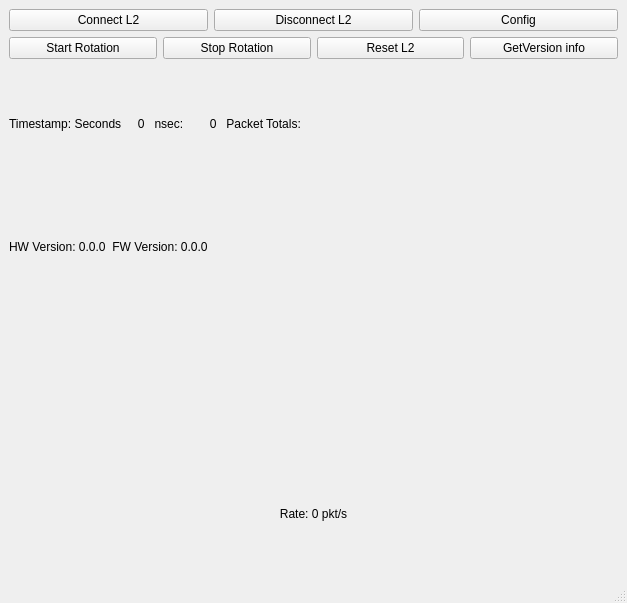
markgol/L2diagnostic, file src/MainWindow.ui: the form before one commit.
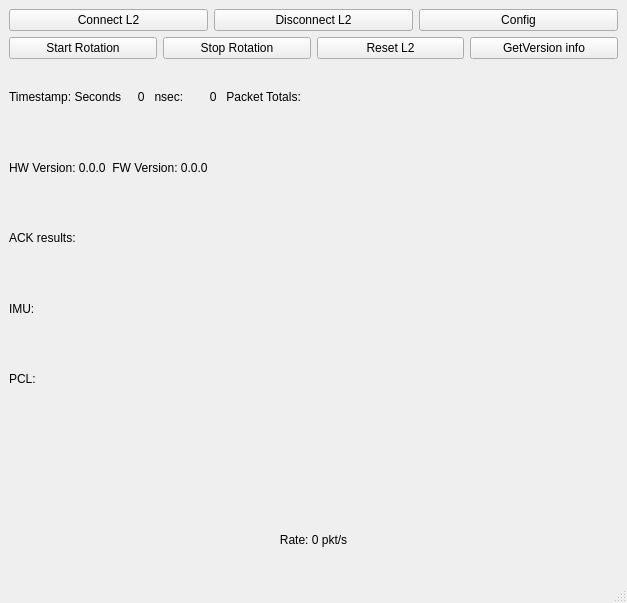
The form after the commit. Custom widgets are drawn as their Qt base class.

Patch:
```diff
--- a/src/MainWindow.ui
+++ b/src/MainWindow.ui
@@ -86,6 +86,27 @@
       </property>
      </widget>
     </item>
+    <item>
+     <widget class="QLabel" name="lblACK">
+      <property name="text">
+       <string>ACK results:</string>
+      </property>
+     </widget>
+    </item>
+    <item>
+     <widget class="QLabel" name="lblIMU">
+      <property name="text">
+       <string>IMU:</string>
+      </property>
+     </widget>
+    </item>
+    <item>
+     <widget class="QLabel" name="lblPCL">
+      <property name="text">
+       <string>PCL:</string>
+      </property>
+     </widget>
+    </item>
     <item>
      <spacer name="horizontalSpacer_2">
       <property name="orientation">
```
